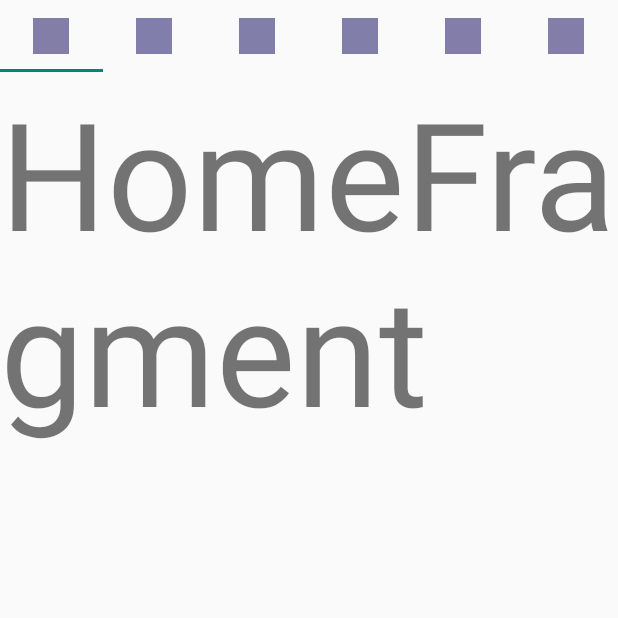
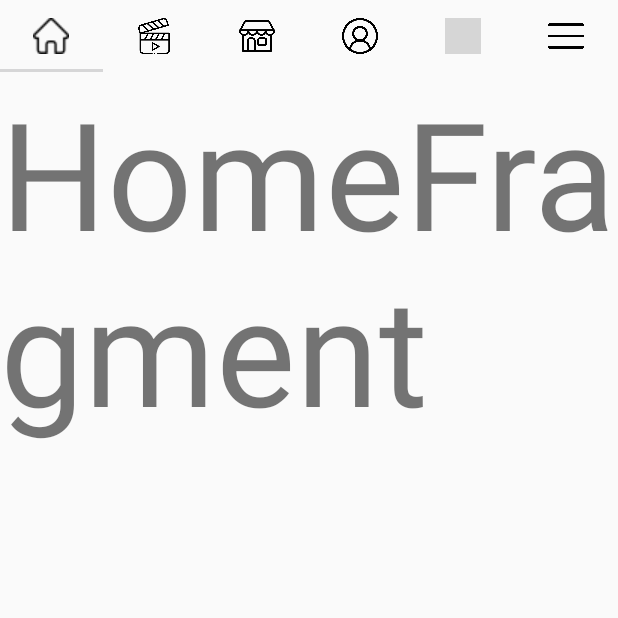
Before and after one commit to ishu260596/Pacebook, an Android app: the screen it shows after launch (MainActivity), on a phone screen of 412 x 824 dp, the top half of it. Run offline under Robolectric (Android 15) with nearby library versions, the phone set to English and light mode, and no system bars; grey boxes are pictures that could not be loaded.

Commit message:
navigation/viewpager/tabLayout/icons

```diff
--- a/app/src/main/AndroidManifest.xml
+++ b/app/src/main/AndroidManifest.xml
@@ -11,7 +11,7 @@
         android:roundIcon="@mipmap/ic_launcher_round"
         android:supportsRtl="true"
         android:theme="@style/Theme.Pacebook">
-        <activity android:name=".views.main.HomeActivity">
+        <activity android:name=".views.launcher.HomeActivity">
             <intent-filter>
                 <action android:name="android.intent.action.MAIN" />
 
--- a/app/src/main/java/com/ishwar_arcore/pacebook/views/main/HomeActivity.java
+++ b/app/src/main/java/com/ishwar_arcore/pacebook/views/launcher/HomeActivity.java
@@ -1,4 +1,4 @@
-package com.ishwar_arcore.pacebook.views.main;
+package com.ishwar_arcore.pacebook.views.launcher;
 
 import androidx.appcompat.app.AppCompatActivity;
 
--- a/app/src/main/java/com/ishwar_arcore/pacebook/views/main/SplashFragment.kt
+++ b/app/src/main/java/com/ishwar_arcore/pacebook/views/launcher/SplashFragment.kt
@@ -1,4 +1,4 @@
-package com.ishwar_arcore.pacebook.views.main
+package com.ishwar_arcore.pacebook.views.launcher
 
 import android.os.Bundle
 import android.os.Handler
@@ -6,6 +6,7 @@ import androidx.fragment.app.Fragment
 import android.view.LayoutInflater
 import android.view.View
 import android.view.ViewGroup
+import androidx.navigation.NavOptions
 import androidx.navigation.fragment.findNavController
 import com.ishwar_arcore.pacebook.R
 
@@ -18,7 +19,8 @@ class SplashFragment : Fragment() {
         val view =  inflater.inflate(R.layout.fragment_splash, container, false)
 
         Handler().postDelayed({
-            findNavController().navigate(R.id.action_splashFragment_to_mainActivity22)
+            findNavController().navigate(R.id.action_splashFragment_to_mainActivity22,null,
+            NavOptions.Builder().setPopUpTo(R.id.splashFragment,true).build())
         }, 2500)
 
         return view
--- a/app/src/main/java/com/ishwar_arcore/pacebook/views/mainactivity/MainActivity.kt
+++ b/app/src/main/java/com/ishwar_arcore/pacebook/views/mainactivity/MainActivity.kt
@@ -1,12 +1,16 @@
 package com.ishwar_arcore.pacebook.views.mainactivity
 
 
+import android.graphics.PorterDuff
 import android.graphics.drawable.Drawable
 import androidx.appcompat.app.AppCompatActivity
 import android.os.Bundle
+import android.widget.ImageButton
+import androidx.core.content.ContextCompat
 import androidx.core.graphics.drawable.toDrawable
 import androidx.fragment.app.Fragment
 import androidx.viewpager.widget.PagerAdapter
+import com.bumptech.glide.Glide
 import com.google.android.material.tabs.TabLayout
 import com.google.android.material.tabs.TabLayoutMediator
 import com.ishwar_arcore.pacebook.R
@@ -42,16 +46,19 @@ class MainActivity : AppCompatActivity() {
         viewPagerAdapter = MainViewPagerAdapter(this,list)
         mainViewPager.adapter = viewPagerAdapter
 
+        //val draw = Drawable.createFromResourceStream(R.drawable.icon_home,)
+
         TabLayoutMediator(mainTabLayout,mainViewPager){ tab, position ->
             tab.icon = when(position){
-                0 -> R.drawable.icon_home.toDrawable()
-                1 -> R.drawable.icon_video.toDrawable()
-                2 -> R.drawable.icon_shop.toDrawable()
-                3 -> R.drawable.icon_profile.toDrawable()
-                4 -> R.drawable.icon_notification.toDrawable()
-                5 -> R.drawable.icon_menu.toDrawable()
-                else -> R.drawable.icon_home.toDrawable()
+                0 -> ContextCompat.getDrawable(this,R.drawable.icon_home)
+                1 -> ContextCompat.getDrawable(this,R.drawable.icon_video)
+                2 -> ContextCompat.getDrawable(this,R.drawable.icon_shop)
+                3 -> ContextCompat.getDrawable(this,R.drawable.icon_profile)
+                4 -> ContextCompat.getDrawable(this,R.drawable.icon_notification)
+                5 -> ContextCompat.getDrawable(this,R.drawable.icon_menu)
+                else -> ContextCompat.getDrawable(this,R.drawable.icon_home)
             }
+
         }.attach()
     }
 }
--- a/app/src/main/res/layout/activity_home.xml
+++ b/app/src/main/res/layout/activity_home.xml
@@ -4,7 +4,7 @@
     xmlns:tools="http://schemas.android.com/tools"
     android:layout_width="match_parent"
     android:layout_height="match_parent"
-    tools:context=".views.main.HomeActivity">
+    tools:context=".views.launcher.HomeActivity">
 
     <androidx.fragment.app.FragmentContainerView
         android:id="@+id/nav_host_fragment"
--- a/app/src/main/res/layout/activity_main.xml
+++ b/app/src/main/res/layout/activity_main.xml
@@ -10,7 +10,9 @@
     <com.google.android.material.tabs.TabLayout
         android:id="@+id/mainTabLayout"
         android:layout_width="match_parent"
-        android:layout_height="wrap_content"/>
+        android:layout_height="wrap_content"
+        app:tabIndicatorColor="@color/blue"
+        app:tabIndicatorAnimationMode="linear"/>
 
     <androidx.viewpager2.widget.ViewPager2
         android:id="@+id/mainViewPager"
--- a/app/src/main/res/layout/fragment_splash.xml
+++ b/app/src/main/res/layout/fragment_splash.xml
@@ -4,7 +4,7 @@
     android:layout_width="match_parent"
     android:layout_height="match_parent"
     android:gravity="center"
-    tools:context=".views.main.SplashFragment">
+    tools:context=".views.launcher.SplashFragment">
 
     <ImageView
         android:layout_width="wrap_content"
--- a/app/src/main/res/layout/fragment_view_pager.xml
+++ b/app/src/main/res/layout/fragment_view_pager.xml
@@ -5,7 +5,7 @@
     android:layout_height="match_parent"
     xmlns:app="http://schemas.android.com/apk/res-auto"
     android:orientation="vertical"
-    tools:context=".views.main.ViewPagerFragment">
+    tools:context=".views.launcher.ViewPagerFragment">
 
     <com.yarolegovich.discretescrollview.DiscreteScrollView
         android:id="@+id/pager"
```
Also changed, not shown: app/src/main/res/navigation/pacebook_nav.xml (+8 -3 lines), app/src/main/res/drawable/icon_home.png.
